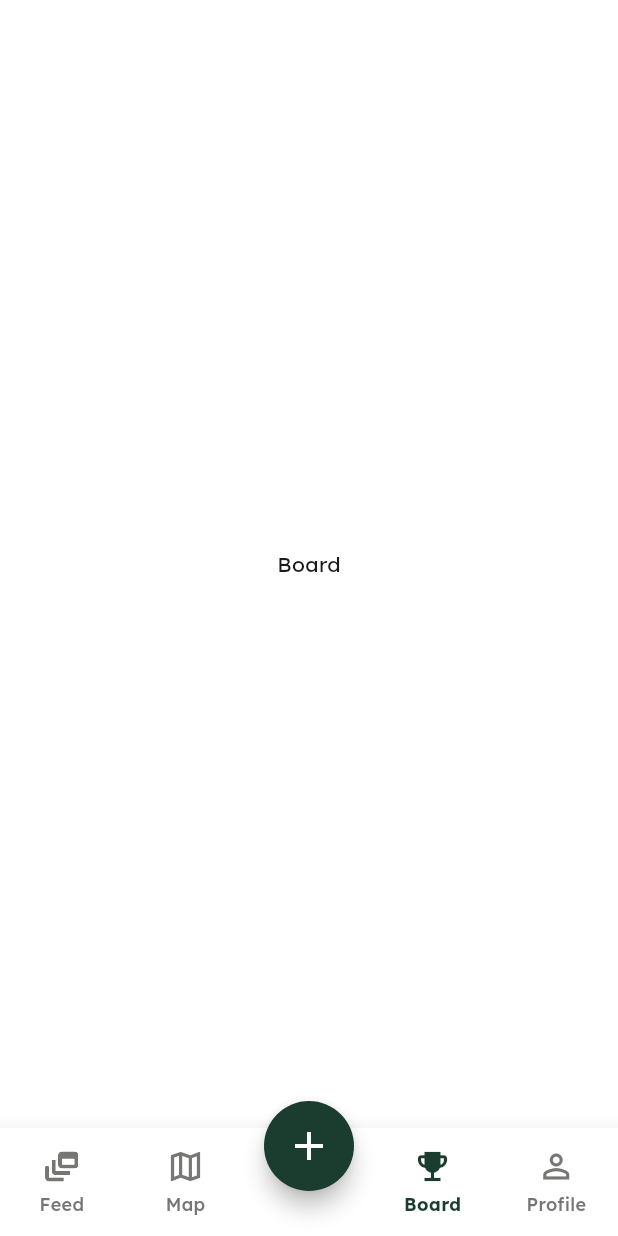
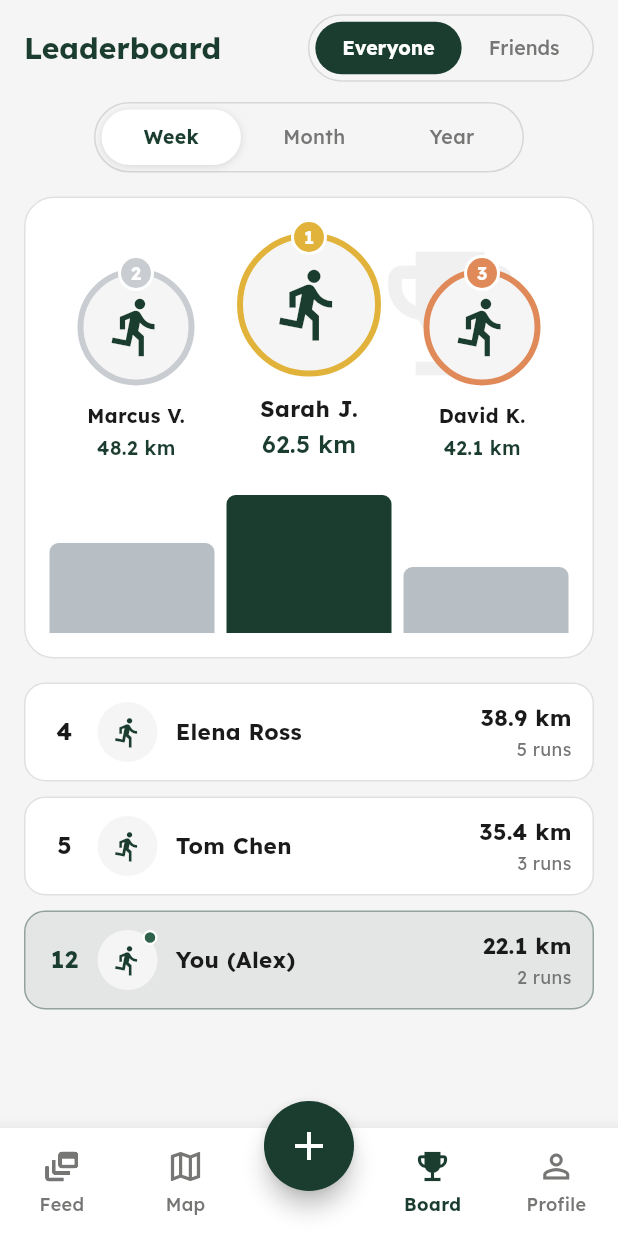
Before and after one commit to SivaramNalliboyana/RunConnect, a Flutter app: the BoardPage screen opened by its route, on a phone screen of 412 x 824 dp. Run offline on Flutter 3.47's test engine with Material 3 defaults, Android fonts, the light colour scheme and no system bars; our stand-ins replace flutter_bloc, flutter_dotenv, go_router, image_picker, supabase_flutter; accounts and stored records are empty.

Commit message:
leaderboard screen UI

```diff
--- /dev/null
+++ b/lib/features/board/domain/entities/leaderboard_entry.dart
@@ -0,0 +1,19 @@
+class LeaderboardEntry {
+  const LeaderboardEntry({
+    required this.id,
+    required this.rank,
+    required this.displayName,
+    required this.distanceKm,
+    required this.runsCount,
+    this.avatarUrl,
+    this.isCurrentUser = false,
+  });
+
+  final String id;
+  final int rank;
+  final String displayName;
+  final double distanceKm;
+  final int runsCount;
+  final String? avatarUrl;
+  final bool isCurrentUser;
+}
--- /dev/null
+++ b/lib/features/board/presentation/bloc/board_bloc.dart
@@ -0,0 +1,14 @@
+import 'package:flutter_bloc/flutter_bloc.dart';
+import 'board_event.dart';
+import 'board_state.dart';
+
+class BoardBloc extends Bloc<BoardEvent, BoardState> {
+  BoardBloc() : super(const BoardState()) {
+    on<BoardPeriodChanged>(
+      (event, emit) => emit(state.copyWith(period: event.period)),
+    );
+    on<BoardAudienceChanged>(
+      (event, emit) => emit(state.copyWith(audience: event.audience)),
+    );
+  }
+}
--- /dev/null
+++ b/lib/features/board/presentation/bloc/board_event.dart
@@ -0,0 +1,13 @@
+import 'board_state.dart';
+
+abstract class BoardEvent {}
+
+class BoardPeriodChanged extends BoardEvent {
+  BoardPeriodChanged(this.period);
+  final LeaderboardPeriod period;
+}
+
+class BoardAudienceChanged extends BoardEvent {
+  BoardAudienceChanged(this.audience);
+  final LeaderboardAudience audience;
+}
--- /dev/null
+++ b/lib/features/board/presentation/bloc/board_state.dart
@@ -0,0 +1,23 @@
+enum LeaderboardPeriod { week, month, year }
+
+enum LeaderboardAudience { everyone, friends }
+
+class BoardState {
+  const BoardState({
+    this.period = LeaderboardPeriod.week,
+    this.audience = LeaderboardAudience.everyone,
+  });
+
+  final LeaderboardPeriod period;
+  final LeaderboardAudience audience;
+
+  BoardState copyWith({
+    LeaderboardPeriod? period,
+    LeaderboardAudience? audience,
+  }) {
+    return BoardState(
+      period: period ?? this.period,
+      audience: audience ?? this.audience,
+    );
+  }
+}
--- a/lib/features/board/presentation/pages/board_page.dart
+++ b/lib/features/board/presentation/pages/board_page.dart
@@ -1,12 +1,176 @@
 import 'package:flutter/material.dart';
+import 'package:flutter_bloc/flutter_bloc.dart';
+import 'package:runconnect/core/theme/app_colors.dart';
+import 'package:runconnect/features/board/domain/entities/leaderboard_entry.dart';
+import 'package:runconnect/features/board/presentation/bloc/board_bloc.dart';
+import 'package:runconnect/features/board/presentation/bloc/board_event.dart';
+import 'package:runconnect/features/board/presentation/bloc/board_state.dart';
+import 'package:runconnect/features/board/presentation/widgets/leaderboard_row.dart';
+import 'package:runconnect/features/board/presentation/widgets/podium_card.dart';
+import 'package:runconnect/features/board/presentation/widgets/segmented_tab_bar.dart';
 
 class BoardPage extends StatelessWidget {
   const BoardPage({super.key});
 
+  static const _topThree = <LeaderboardEntry>[
+    LeaderboardEntry(
+      id: '1',
+      rank: 1,
+      displayName: 'Sarah J.',
+      distanceKm: 62.5,
+      runsCount: 8,
+    ),
+    LeaderboardEntry(
+      id: '2',
+      rank: 2,
+      displayName: 'Marcus V.',
+      distanceKm: 48.2,
+      runsCount: 6,
+    ),
+    LeaderboardEntry(
+      id: '3',
+      rank: 3,
+      displayName: 'David K.',
+      distanceKm: 42.1,
+      runsCount: 6,
+    ),
+  ];
+
+  static const _restOfList = <LeaderboardEntry>[
+    LeaderboardEntry(
+      id: '4',
+      rank: 4,
+      displayName: 'Elena Ross',
+      distanceKm: 38.9,
+      runsCount: 5,
+    ),
+    LeaderboardEntry(
+      id: '5',
+      rank: 5,
+      displayName: 'Tom Chen',
+      distanceKm: 35.4,
+      runsCount: 3,
+    ),
+    LeaderboardEntry(
+      id: 'me',
+      rank: 12,
+      displayName: 'You (Alex)',
+      distanceKm: 22.1,
+      runsCount: 2,
+      isCurrentUser: true,
+    ),
+  ];
+
   @override
   Widget build(BuildContext context) {
-    return const Scaffold(
-      body: Center(child: Text('Board')),
+    return BlocProvider(
+      create: (_) => BoardBloc(),
+      child: const _BoardView(topThree: _topThree, restOfList: _restOfList),
     );
   }
 }
+
+class _BoardView extends StatelessWidget {
+  const _BoardView({required this.topThree, required this.restOfList});
+
+  final List<LeaderboardEntry> topThree;
+  final List<LeaderboardEntry> restOfList;
+
+  @override
+  Widget build(BuildContext context) {
+    return Scaffold(
+      backgroundColor: AppColors.surfaceVariant,
+      appBar: AppBar(
+        backgroundColor: AppColors.surfaceVariant,
+        elevation: 0,
+        automaticallyImplyLeading: false,
+        titleSpacing: 16,
+        toolbarHeight: 64,
+        title: Row(
+          mainAxisAlignment: MainAxisAlignment.spaceBetween,
+          children: const [
+            Text(
+              'Leaderboard',
+              style: TextStyle(
+                color: AppColors.primary,
+                fontWeight: FontWeight.w700,
+                fontSize: 20,
+              ),
+            ),
+            _AudienceSelector(),
+          ],
+        ),
+      ),
+      body: SafeArea(
+        child: SingleChildScrollView(
+          padding: const EdgeInsets.fromLTRB(16, 4, 16, 24),
+          child: Column(
+            crossAxisAlignment: CrossAxisAlignment.start,
+            children: [
+              const Center(child: _PeriodSelector()),
+              const SizedBox(height: 16),
+              PodiumCard(
+                first: topThree[0],
+                second: topThree[1],
+                third: topThree[2],
+              ),
+              const SizedBox(height: 16),
+              for (var i = 0; i < restOfList.length; i++) ...[
+                if (i > 0) const SizedBox(height: 10),
+                LeaderboardRow(entry: restOfList[i]),
+              ],
+            ],
+          ),
+        ),
+      ),
+    );
+  }
+}
+
+class _PeriodSelector extends StatelessWidget {
+  const _PeriodSelector();
+
+  @override
+  Widget build(BuildContext context) {
+    return BlocBuilder<BoardBloc, BoardState>(
+      buildWhen: (a, b) => a.period != b.period,
+      builder: (context, state) {
+        return SegmentedTabBar<LeaderboardPeriod>(
+          values: const [
+            LeaderboardPeriod.week,
+            LeaderboardPeriod.month,
+            LeaderboardPeriod.year,
+          ],
+          labels: const ['Week', 'Month', 'Year'],
+          selected: state.period,
+          horizontalPadding: 28,
+          onChanged: (v) => context.read<BoardBloc>().add(BoardPeriodChanged(v)),
+        );
+      },
+    );
+  }
+}
+
+class _AudienceSelector extends StatelessWidget {
+  const _AudienceSelector();
+
+  @override
+  Widget build(BuildContext context) {
+    return BlocBuilder<BoardBloc, BoardState>(
+      buildWhen: (a, b) => a.audience != b.audience,
+      builder: (context, state) {
+        return SegmentedTabBar<LeaderboardAudience>(
+          values: const [
+            LeaderboardAudience.everyone,
+            LeaderboardAudience.friends,
+          ],
+          labels: const ['Everyone', 'Friends'],
+          selected: state.audience,
+          onChanged: (v) =>
+              context.read<BoardBloc>().add(BoardAudienceChanged(v)),
+          darkSelected: true,
+        );
+      },
+    );
+  }
+}
--- /dev/null
+++ b/lib/features/board/presentation/widgets/leaderboard_row.dart
@@ -0,0 +1,138 @@
+import 'package:flutter/material.dart';
+import 'package:runconnect/core/theme/app_colors.dart';
+import 'package:runconnect/features/board/domain/entities/leaderboard_entry.dart';
+
+class LeaderboardRow extends StatelessWidget {
+  const LeaderboardRow({super.key, required this.entry});
+
+  final LeaderboardEntry entry;
+
+  @override
+  Widget build(BuildContext context) {
+    final highlight = entry.isCurrentUser;
+    return Container(
+      padding: const EdgeInsets.symmetric(horizontal: 14, vertical: 12),
+      decoration: BoxDecoration(
+        color: highlight
+            ? AppColors.primary.withValues(alpha: 0.08)
+            : AppColors.surface,
+        borderRadius: BorderRadius.circular(14),
+        border: Border.all(
+          color: highlight
+              ? AppColors.primary.withValues(alpha: 0.4)
+              : Colors.black12,
+        ),
+      ),
+      child: Row(
+        children: [
+          SizedBox(
+            width: 24,
+            child: Text(
+              '${entry.rank}',
+              textAlign: TextAlign.center,
+              style: TextStyle(
+                fontSize: 16,
+                fontWeight: FontWeight.w700,
+                color: highlight ? AppColors.primary : AppColors.onBackground,
+              ),
+            ),
+          ),
+          const SizedBox(width: 10),
+          _Avatar(url: entry.avatarUrl, isCurrentUser: highlight),
+          const SizedBox(width: 12),
+          Expanded(
+            child: Text(
+              entry.displayName,
+              maxLines: 1,
+              overflow: TextOverflow.ellipsis,
+              style: const TextStyle(
+                fontSize: 15,
+                fontWeight: FontWeight.w700,
+                color: AppColors.onBackground,
+              ),
+            ),
+          ),
+          const SizedBox(width: 8),
+          Column(
+            crossAxisAlignment: CrossAxisAlignment.end,
+            children: [
+              Text(
+                '${_formatKm(entry.distanceKm)} km',
+                style: const TextStyle(
+                  fontSize: 15,
+                  fontWeight: FontWeight.w700,
+                  color: AppColors.onBackground,
+                ),
+              ),
+              const SizedBox(height: 2),
+              Text(
+                '${entry.runsCount} ${entry.runsCount == 1 ? 'run' : 'runs'}',
+                style: const TextStyle(
+                  fontSize: 12,
+                  color: AppColors.textMuted,
+                ),
+              ),
+            ],
+          ),
+        ],
+      ),
+    );
+  }
+
+  String _formatKm(double km) =>
+      km.truncateToDouble() == km ? km.toStringAsFixed(0) : km.toStringAsFixed(1);
+}
+
+class _Avatar extends StatelessWidget {
+  const _Avatar({this.url, required this.isCurrentUser});
+
+  final String? url;
+  final bool isCurrentUser;
+
+  @override
+  Widget build(BuildContext context) {
+    return Stack(
+      clipBehavior: Clip.none,
+      children: [
+        Container(
+          width: 40,
+          height: 40,
+          decoration: const BoxDecoration(
+            shape: BoxShape.circle,
+            color: AppColors.surfaceVariant,
+          ),
+          clipBehavior: Clip.antiAlias,
+          child: url == null
+              ? const Icon(
+                  Icons.directions_run,
+                  size: 22,
+                  color: AppColors.primary,
+                )
+              : Image.network(
+                  url!,
+                  fit: BoxFit.cover,
+                  errorBuilder: (_, __, ___) => const Icon(
+                    Icons.directions_run,
+                    size: 22,
+                    color: AppColors.primary,
+                  ),
+                ),
+        ),
+        if (isCurrentUser)
+          Positioned(
+            top: 0,
+            right: 0,
+            child: Container(
+              width: 10,
+              height: 10,
+              decoration: BoxDecoration(
+                shape: BoxShape.circle,
+                color: AppColors.success,
+                border: Border.all(color: AppColors.surface, width: 1.5),
+              ),
+            ),
+          ),
+      ],
+    );
+  }
+}
--- /dev/null
+++ b/lib/features/board/presentation/widgets/podium_card.dart
@@ -0,0 +1,240 @@
+import 'package:flutter/material.dart';
+import 'package:runconnect/core/theme/app_colors.dart';
+import 'package:runconnect/features/board/domain/entities/leaderboard_entry.dart';
+
+class PodiumCard extends StatelessWidget {
+  const PodiumCard({
+    super.key,
+    required this.first,
+    required this.second,
+    required this.third,
+  });
+
+  final LeaderboardEntry first;
+  final LeaderboardEntry second;
+  final LeaderboardEntry third;
+
+  static const _gold = Color(0xFFE2B33B);
+  static const _silver = Color(0xFFC9CDD2);
+  static const _bronze = Color(0xFFE08A5A);
+
+  @override
+  Widget build(BuildContext context) {
+    return Container(
+      decoration: BoxDecoration(
+        color: AppColors.surface,
+        borderRadius: BorderRadius.circular(20),
+        border: Border.all(color: Colors.black12),
+      ),
+      padding: const EdgeInsets.fromLTRB(16, 18, 16, 16),
+      child: Stack(
+        alignment: Alignment.bottomCenter,
+        children: [
+          Positioned(
+            top: 4,
+            right: 24,
+            child: Icon(
+              Icons.emoji_events,
+              size: 110,
+              color: Colors.black.withValues(alpha: 0.06),
+            ),
+          ),
+          Column(
+            children: [
+              Row(
+                crossAxisAlignment: CrossAxisAlignment.end,
+                children: [
+                  Expanded(
+                    child: _Runner(
+                      entry: second,
+                      ringColor: _silver,
+                      ringSize: 78,
+                      badgeColor: _silver,
+                      isWinner: false,
+                    ),
+                  ),
+                  Expanded(
+                    child: _Runner(
+                      entry: first,
+                      ringColor: _gold,
+                      ringSize: 96,
+                      badgeColor: _gold,
+                      isWinner: true,
+                    ),
+                  ),
+                  Expanded(
+                    child: _Runner(
+                      entry: third,
+                      ringColor: _bronze,
+                      ringSize: 78,
+                      badgeColor: _bronze,
+                      isWinner: false,
+                    ),
+                  ),
+                ],
+              ),
+              const SizedBox(height: 14),
+              const _Podium(),
+            ],
+          ),
+        ],
+      ),
+    );
+  }
+}
+
+class _Runner extends StatelessWidget {
+  const _Runner({
+    required this.entry,
+    required this.ringColor,
+    required this.ringSize,
+    required this.badgeColor,
+    required this.isWinner,
+  });
+
+  final LeaderboardEntry entry;
+  final Color ringColor;
+  final double ringSize;
+  final Color badgeColor;
+  final bool isWinner;
+
+  @override
+  Widget build(BuildContext context) {
+    return Column(
+      children: [
+        SizedBox(
+          height: ringSize + 10,
+          width: ringSize + 10,
+          child: Stack(
+            clipBehavior: Clip.none,
+            alignment: Alignment.center,
+            children: [
+              Container(
+                width: ringSize,
+                height: ringSize,
+                decoration: BoxDecoration(
+                  shape: BoxShape.circle,
+                  border: Border.all(color: ringColor, width: 4),
+                  color: AppColors.surfaceVariant,
+                ),
+                clipBehavior: Clip.antiAlias,
+                child: entry.avatarUrl == null
+                    ? Icon(
+                        Icons.directions_run,
+                        size: ringSize * 0.55,
+                        color: AppColors.primary,
+                      )
+                    : Image.network(
+                        entry.avatarUrl!,
+                        fit: BoxFit.cover,
+                        errorBuilder: (_, __, ___) => Icon(
+                          Icons.directions_run,
+                          size: ringSize * 0.55,
+                          color: AppColors.primary,
+                        ),
+                      ),
+              ),
+              Positioned(
+                top: -4,
+                child: _RankBadge(rank: entry.rank, color: badgeColor),
+              ),
+            ],
+          ),
+        ),
+        const SizedBox(height: 6),
+        Text(
+          entry.displayName,
+          maxLines: 1,
+          overflow: TextOverflow.ellipsis,
+          style: TextStyle(
+            fontSize: isWinner ? 15 : 13,
+            fontWeight: FontWeight.w700,
+            color: AppColors.onBackground,
+          ),
+        ),
+        const SizedBox(height: 2),
+        Text(
+          '${_formatKm(entry.distanceKm)} km',
+          style: TextStyle(
+            fontSize: isWinner ? 16 : 13,
+            fontWeight: FontWeight.w600,
+            color: AppColors.primary,
+          ),
+        ),
+      ],
+    );
+  }
+
+  String _formatKm(double km) =>
+      km.truncateToDouble() == km ? km.toStringAsFixed(0) : km.toStringAsFixed(1);
+}
+
+class _RankBadge extends StatelessWidget {
+  const _RankBadge({required this.rank, required this.color});
+
+  final int rank;
+  final Color color;
+
+  @override
+  Widget build(BuildContext context) {
+    return Container(
+      width: 24,
+      height: 24,
+      decoration: BoxDecoration(
+        shape: BoxShape.circle,
+        color: color,
+        border: Border.all(color: AppColors.surface, width: 2),
+      ),
+      alignment: Alignment.center,
+      child: Text(
+        '$rank',
+        style: const TextStyle(
+          fontSize: 12,
+          fontWeight: FontWeight.w800,
+          color: Colors.white,
+        ),
+      ),
+    );
+  }
+}
+
+class _Podium extends StatelessWidget {
+  const _Podium();
+
+  static const _sideBlock = Color(0xFFB7BEC4);
+
+  @override
+  Widget build(BuildContext context) {
+    return SizedBox(
+      height: 100,
+      child: Row(
+        crossAxisAlignment: CrossAxisAlignment.end,
+        children: [
+          Expanded(child: _Block(height: 60, color: _sideBlock)),
+          const SizedBox(width: 8),
+          Expanded(child: _Block(height: 92, color: AppColors.primary)),
+          const SizedBox(width: 8),
+          Expanded(child: _Block(height: 44, color: _sideBlock)),
+        ],
+      ),
+    );
+  }
+}
+
+class _Block extends StatelessWidget {
+  const _Block({required this.height, required this.color});
+
+  final double height;
+  final Color color;
+
+  @override
+  Widget build(BuildContext context) {
+    return Container(
+      height: height,
+      decoration: BoxDecoration(
+        color: color,
+        borderRadius: const BorderRadius.vertical(top: Radius.circular(6)),
+      ),
+    );
+  }
+}
--- /dev/null
+++ b/lib/features/board/presentation/widgets/segmented_tab_bar.dart
@@ -0,0 +1,105 @@
+import 'package:flutter/material.dart';
+import 'package:runconnect/core/theme/app_colors.dart';
+
+class SegmentedTabBar<T> extends StatelessWidget {
+  const SegmentedTabBar({
+    super.key,
+    required this.values,
+    required this.labels,
+    required this.selected,
+    required this.onChanged,
+    this.darkSelected = false,
+    this.horizontalPadding = 18,
+  });
+
+  final List<T> values;
+  final List<String> labels;
+  final T selected;
+  final ValueChanged<T> onChanged;
+  final bool darkSelected;
+
+  final double horizontalPadding;
+
+  @override
+  Widget build(BuildContext context) {
+    return Container(
+      padding: const EdgeInsets.all(4),
+      decoration: BoxDecoration(
+        color: AppColors.surfaceVariant,
+        borderRadius: BorderRadius.circular(24),
+        border: Border.all(color: Colors.black12),
+      ),
+      child: Row(
+        mainAxisSize: MainAxisSize.min,
+        children: [
+          for (var i = 0; i < values.length; i++)
+            _Segment(
+              label: labels[i],
+              selected: values[i] == selected,
+              darkSelected: darkSelected,
+              horizontalPadding: horizontalPadding,
+              onTap: () => onChanged(values[i]),
+            ),
+        ],
+      ),
+    );
+  }
+}
+
+class _Segment extends StatelessWidget {
+  const _Segment({
+    required this.label,
+    required this.selected,
+    required this.darkSelected,
+    required this.horizontalPadding,
+    required this.onTap,
+  });
+
+  final String label;
+  final bool selected;
+  final bool darkSelected;
+  final double horizontalPadding;
+  final VoidCallback onTap;
+
+  @override
+  Widget build(BuildContext context) {
+    final Color bg;
+    final Color fg;
+    if (selected) {
+      bg = darkSelected ? AppColors.primary : AppColors.surface;
+      fg = darkSelected ? AppColors.onPrimary : AppColors.primary;
+    } else {
+      bg = Colors.transparent;
+      fg = AppColors.textMuted;
+    }
+
+    return GestureDetector(
+      onTap: onTap,
+      behavior: HitTestBehavior.opaque,
+      child: Container(
+        padding: EdgeInsets.symmetric(horizontal: horizontalPadding, vertical: 9),
+        decoration: BoxDecoration(
+          color: bg,
+          borderRadius: BorderRadius.circular(20),
+          boxShadow: selected && !darkSelected
+              ? const [
+                  BoxShadow(
+                    color: Colors.black12,
+                    blurRadius: 4,
+                    offset: Offset(0, 1),
+                  ),
+                ]
+              : null,
+        ),
+        child: Text(
+          label,
+          style: TextStyle(
+            color: fg,
+            fontSize: 13,
+            fontWeight: selected ? FontWeight.w700 : FontWeight.w500,
+          ),
+        ),
+      ),
+    );
+  }
+}
--- a/lib/features/profile/presentation/pages/profile_page.dart
+++ b/lib/features/profile/presentation/pages/profile_page.dart
@@ -95,6 +95,7 @@ class ProfilePage extends StatelessWidget {
                     ),
                     const SizedBox(height: 20),
                     TotalKmCard(totalKm: _mockProfile.totalKmRun),
+
                     const SizedBox(height: 12),
                     EventsStatsRow(
                       eventsJoined: _mockProfile.eventsJoined,
```
